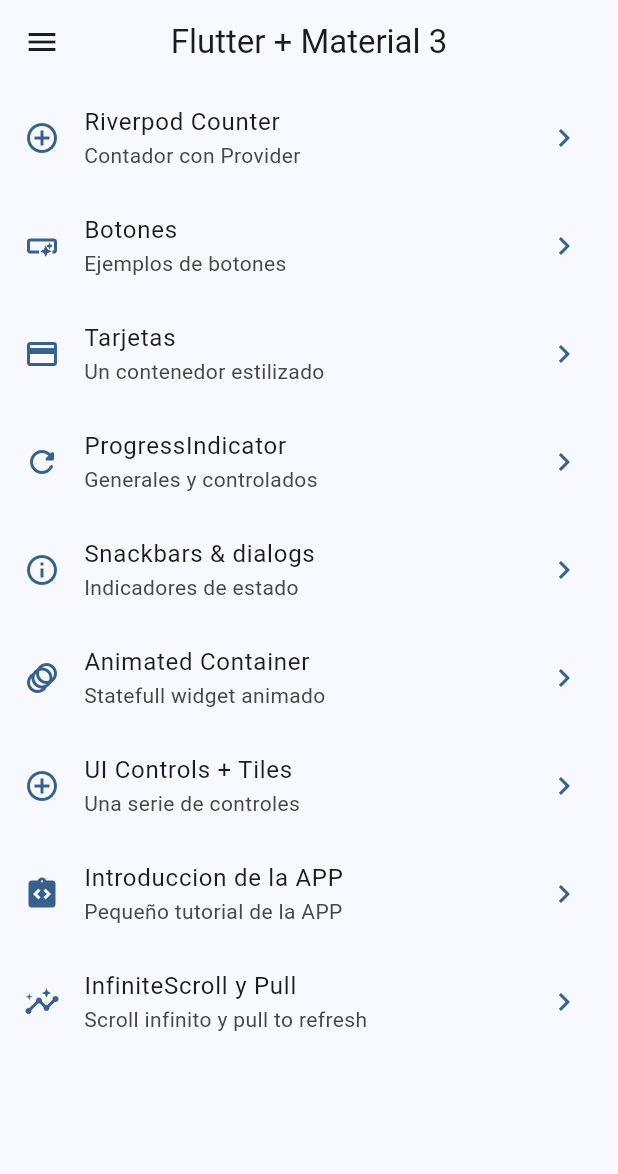
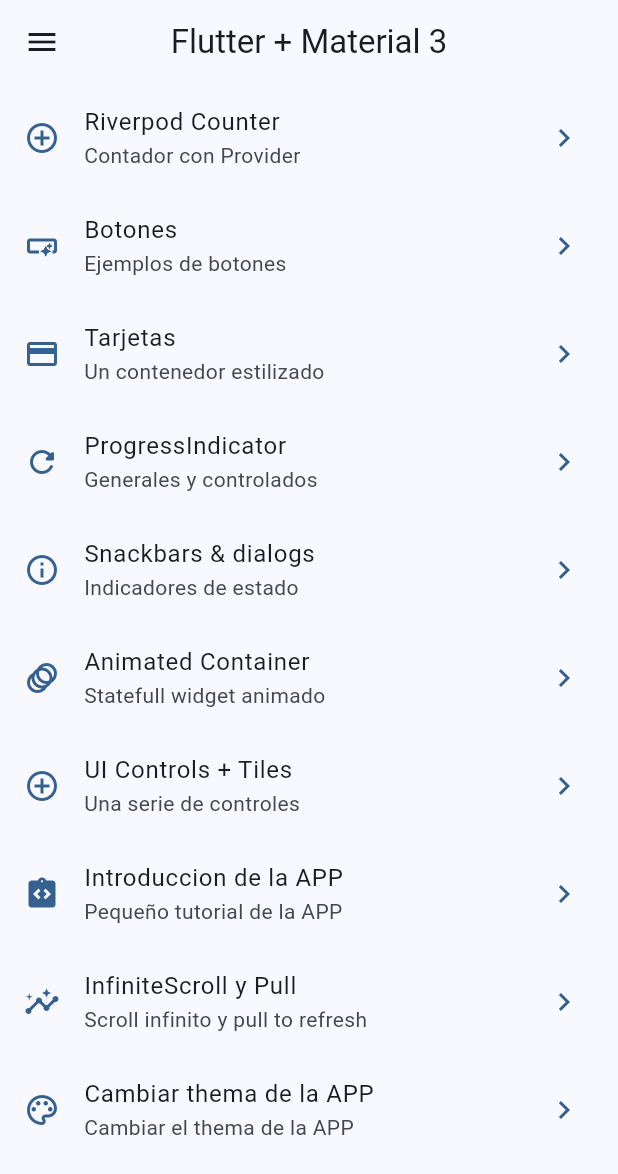
Before and after one commit to dportilla/widgets_app, a Flutter app: the screen it shows after launch, on a phone screen of 412 x 824 dp. Shown: the top 1174 px of the screen. Run offline on Flutter 3.47's test engine with Material 2 defaults, Android fonts, the phone set to English and light mode, and no system bars; our stand-ins replace animate_do, flutter_riverpod, go_router.

Commit message:
Theme changer  before state notifier

```diff
--- a/lib/config/menu/menu_items.dart
+++ b/lib/config/menu/menu_items.dart
@@ -79,5 +79,12 @@ const appMenuItems = <MenuItem>[
     icon: Icons.insights_sharp
   ),
 
+  MenuItem(
+    title: 'Cambiar thema de la APP',
+    subTitle: 'Cambiar el thema de la APP',
+    link: '/theme_changer',
+    icon: Icons.color_lens_outlined
+  ),
+
 
 ];
--- a/lib/config/router/app_router.dart
+++ b/lib/config/router/app_router.dart
@@ -65,5 +65,12 @@ final appRouter = GoRouter(
       name: CounterScreen.name,
       builder: (context, state) => const CounterScreen(),
     ),
+
+    GoRoute(
+      path: '/theme_changer',
+      name: ThemeChangerScreen.name,
+      builder: (context, state) => const ThemeChangerScreen(),
+    ),
+
   ],
 );
--- a/lib/config/theme/app_theme.dart
+++ b/lib/config/theme/app_theme.dart
@@ -17,14 +17,17 @@ const colorList = <Color>[
 
 class AppTheme {
   final int selectedColor;
+  final bool isDarkMode;
 
   AppTheme({
     this.selectedColor = 0,
+    this.isDarkMode = false,
   }): assert(selectedColor >= 0, 'selectedColor must be greather than 0'),
       assert(selectedColor < colorList.length, 'selectedColor must be less than ${colorList.length - 1}');
 
   ThemeData getTheme() => ThemeData(
     useMaterial3: true,
+    brightness: isDarkMode ? Brightness.dark : Brightness.light,
     colorSchemeSeed: colorList[selectedColor],
     appBarTheme: const AppBarTheme(
       centerTitle: true,
--- a/lib/main.dart
+++ b/lib/main.dart
@@ -2,6 +2,7 @@ import 'package:flutter/material.dart';
 import 'package:flutter_riverpod/flutter_riverpod.dart';
 import 'package:widgets_app/config/router/app_router.dart';
 import 'package:widgets_app/config/theme/app_theme.dart';
+import 'package:widgets_app/presentation/providers/theme_provider.dart';
 
 
 void main() {
@@ -13,16 +14,19 @@ void main() {
   );
 }
 
-class MainApp extends StatelessWidget {
+class MainApp extends ConsumerWidget {
   const MainApp({super.key});
 
   @override
-  Widget build(BuildContext context) {
+  Widget build(BuildContext context, WidgetRef ref) {
+
+    final selectedCurrentColor = ref.watch(currentColorProvider);
+    final isCurrentDarkMode = ref.watch(isDarkModeProvider);
     return MaterialApp.router(
       title: 'Widgets App',
       routerConfig: appRouter,
       debugShowCheckedModeBanner: false,
-      theme: AppTheme(selectedColor: 0).getTheme(),
+      theme: AppTheme(selectedColor: selectedCurrentColor, isDarkMode: isCurrentDarkMode).getTheme(),
     );
   }
 }
--- a/lib/presentation/providers/theme_provider.dart
+++ b/lib/presentation/providers/theme_provider.dart
@@ -1,4 +1,11 @@
+import 'package:flutter_riverpod/flutter_riverpod.dart';
+import 'package:widgets_app/config/theme/app_theme.dart';
 
-import 'package:flutter_riverpod/flutter_riverpod.dart';
+// Provider para el tema actual
+final isDarkModeProvider = StateProvider<bool>((ref) => false);
 
-final isDarkModeProvider = StateProvider<bool>((ref) => false);
+// Listado de colores inmutables
+final colorListProvider = Provider((ref) => colorList);
+
+// Provider para el color actual
+final currentColorProvider = StateProvider((ref) => 0);
--- a/lib/presentation/screens/screens.dart
+++ b/lib/presentation/screens/screens.dart
@@ -7,4 +7,5 @@ export 'package:widgets_app/presentation/screens/home/home_screen.dart';
 export 'package:widgets_app/presentation/screens/infinite_scroll/infinite_scroll_screen.dart';
 export 'package:widgets_app/presentation/screens/progress/progress_screen.dart';
 export 'package:widgets_app/presentation/screens/snackbar/snackbar_screen.dart';
+export 'package:widgets_app/presentation/screens/theme_changer/theme_changer.dart';
 export 'package:widgets_app/presentation/screens/ui_controls/ui_controls_screen.dart';
```
Also changed, not shown: lib/presentation/screens/theme_changer/theme_changer.dart (added, +60 -0 lines).
